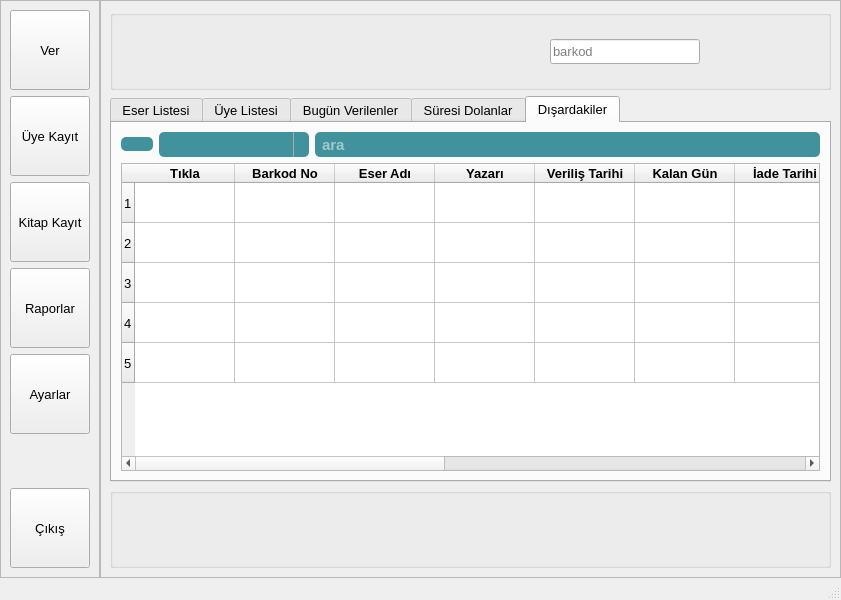
Before: the Qt Designer form ui/anasayfa2.ui in mseroglu/kutuphaneOtomasyon, drawn with Qt 5.
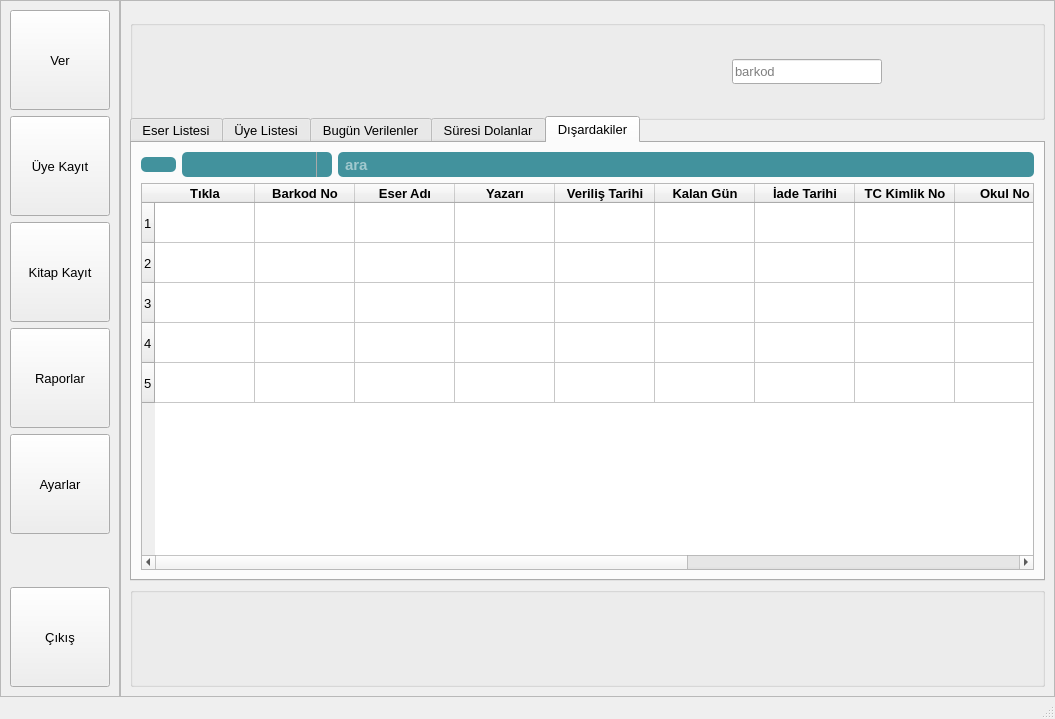
After: the same form once the commit is applied. The open tabs and pages were chosen to show the change. Icons and pictures are not drawn.

The edit to the form file:
```diff
--- a/ui/anasayfa2.ui
+++ b/ui/anasayfa2.ui
@@ -6,14 +6,14 @@
    <rect>
     <x>0</x>
     <y>0</y>
-    <width>841</width>
-    <height>600</height>
+    <width>1055</width>
+    <height>719</height>
    </rect>
   </property>
   <property name="font">
    <font>
     <family>Tahoma</family>
-    <pointsize>10</pointsize>
+    <pointsize>9</pointsize>
    </font>
   </property>
   <property name="windowTitle">
@@ -38,6 +38,12 @@
     </property>
     <item>
      <widget class="QFrame" name="frame_side">
+      <property name="font">
+       <font>
+        <family>Tahoma</family>
+        <pointsize>10</pointsize>
+       </font>
+      </property>
       <property name="frameShape">
        <enum>QFrame::StyledPanel</enum>
       </property>
@@ -55,12 +61,13 @@
          </property>
          <property name="minimumSize">
           <size>
-           <width>80</width>
-           <height>80</height>
+           <width>100</width>
+           <height>100</height>
           </size>
          </property>
          <property name="font">
           <font>
+           <family>Tahoma</family>
            <pointsize>10</pointsize>
           </font>
          </property>
@@ -79,12 +86,13 @@
          </property>
          <property name="minimumSize">
           <size>
-           <width>80</width>
-           <height>80</height>
+           <width>100</width>
+           <height>100</height>
           </size>
          </property>
          <property name="font">
           <font>
+           <family>Tahoma</family>
            <pointsize>10</pointsize>
           </font>
          </property>
@@ -103,12 +111,13 @@
          </property>
          <property name="minimumSize">
           <size>
-           <width>80</width>
-           <height>80</height>
+           <width>100</width>
+           <height>100</height>
           </size>
          </property>
          <property name="font">
           <font>
+           <family>Tahoma</family>
            <pointsize>10</pointsize>
           </font>
          </property>
@@ -127,12 +136,13 @@
          </property>
          <property name="minimumSize">
           <size>
-           <width>80</width>
-           <height>80</height>
+           <width>100</width>
+           <height>100</height>
           </size>
          </property>
          <property name="font">
           <font>
+           <family>Tahoma</family>
            <pointsize>10</pointsize>
           </font>
          </property>
@@ -151,12 +161,13 @@
          </property>
          <property name="minimumSize">
           <size>
-           <width>80</width>
-           <height>80</height>
+           <width>100</width>
+           <height>100</height>
           </size>
          </property>
          <property name="font">
           <font>
+           <family>Tahoma</family>
            <pointsize>10</pointsize>
           </font>
          </property>
@@ -167,6 +178,12 @@
        </item>
        <item>
         <spacer name="verticalSpacer">
+         <property name="font">
+          <font>
+           <family>Tahoma</family>
+           <pointsize>10</pointsize>
+          </font>
+         </property>
          <property name="orientation">
           <enum>Qt::Vertical</enum>
          </property>
@@ -188,12 +205,13 @@
          </property>
          <property name="minimumSize">
           <size>
-           <width>80</width>
-           <height>80</height>
+           <width>100</width>
+           <height>100</height>
           </size>
          </property>
          <property name="font">
           <font>
+           <family>Tahoma</family>
            <pointsize>10</pointsize>
           </font>
          </property>
@@ -207,6 +225,12 @@
     </item>
     <item>
      <widget class="QFrame" name="frame_main">
+      <property name="font">
+       <font>
+        <family>Tahoma</family>
+        <pointsize>10</pointsize>
+       </font>
+      </property>
       <property name="frameShape">
        <enum>QFrame::StyledPanel</enum>
       </property>
@@ -219,7 +243,7 @@
          <property name="minimumSize">
           <size>
            <width>0</width>
-           <height>80</height>
+           <height>100</height>
           </size>
          </property>
          <property name="maximumSize">
@@ -228,6 +252,12 @@
            <height>80</height>
           </size>
          </property>
+         <property name="font">
+          <font>
+           <family>Tahoma</family>
+           <pointsize>10</pointsize>
+          </font>
+         </property>
          <property name="layoutDirection">
           <enum>Qt::LeftToRight</enum>
          </property>
@@ -264,6 +294,12 @@
               <height>16777215</height>
              </size>
             </property>
+            <property name="font">
+             <font>
+              <family>Tahoma</family>
+              <pointsize>10</pointsize>
+             </font>
+            </property>
             <property name="layoutDirection">
              <enum>Qt::LeftToRight</enum>
             </property>
@@ -289,6 +325,12 @@
           </item>
           <item>
            <spacer name="horizontalSpacer">
+            <property name="font">
+             <font>
+              <family>Tahoma</family>
+              <pointsize>10</pointsize>
+             </font>
+            </property>
             <property name="orientation">
              <enum>Qt::Horizontal</enum>
             </property>
@@ -302,6 +344,12 @@
           </item>
           <item>
            <spacer name="horizontalSpacer_6">
+            <property name="font">
+             <font>
+              <family>Tahoma</family>
+              <pointsize>10</pointsize>
+             </font>
+            </property>
             <property name="orientation">
              <enum>Qt::Horizontal</enum>
             </property>
@@ -346,6 +394,7 @@
               </property>
               <property name="font">
                <font>
+                <family>Tahoma</family>
                 <pointsize>10</pointsize>
                </font>
               </property>
@@ -374,6 +423,12 @@
                 <height>30</height>
                </size>
               </property>
+              <property name="font">
+               <font>
+                <family>Tahoma</family>
+                <pointsize>10</pointsize>
+               </font>
+              </property>
               <property name="text">
                <string/>
               </property>
@@ -391,10 +446,16 @@
            <widget class="QLabel" name="label_logo">
             <property name="maximumSize">
              <size>
-              <width>80</width>
+              <width>100</width>
               <height>16777215</height>
              </size>
             </property>
+            <property name="font">
+             <font>
+              <family>Tahoma</family>
+              <pointsize>10</pointsize>
+             </font>
+            </property>
             <property name="layoutDirection">
              <enum>Qt::LeftToRight</enum>
             </property>
@@ -423,6 +484,12 @@
        </item>
        <item>
         <widget class="QTabWidget" name="tabWidget">
+         <property name="font">
+          <font>
+           <family>Tahoma</family>
+           <pointsize>10</pointsize>
+          </font>
+         </property>
          <property name="styleSheet">
           <string notr="true">QComboBox {background-color: rgba(66,146,157,255); color:white; border: None; border-radius: 5px; font-size: 11pt}
 
@@ -974,6 +1041,12 @@
             <layout class="QHBoxLayout" name="horizontalLayout_8">
              <item>
               <widget class="QPushButton" name="btn_searchOutside">
+               <property name="font">
+                <font>
+                 <family>Tahoma</family>
+                 <pointsize>10</pointsize>
+                </font>
+               </property>
                <property name="styleSheet">
                 <string notr="true">QPushButton {background-color: rgba(66,146,157,255); border: None; border-radius: 5px}</string>
                </property>
@@ -1081,6 +1154,7 @@
             <widget class="QTableWidget" name="table_outsides">
              <property name="font">
               <font>
+               <family>Tahoma</family>
                <pointsize>10</pointsize>
               </font>
              </property>
@@ -1375,9 +1449,15 @@
          <property name="minimumSize">
           <size>
            <width>0</width>
-           <height>80</height>
+           <height>100</height>
           </size>
          </property>
+         <property name="font">
+          <font>
+           <family>Tahoma</family>
+           <pointsize>10</pointsize>
+          </font>
+         </property>
          <property name="title">
           <string/>
          </property>
```
Left out of the diff: 11 changed lines with no effect on the pictures.
